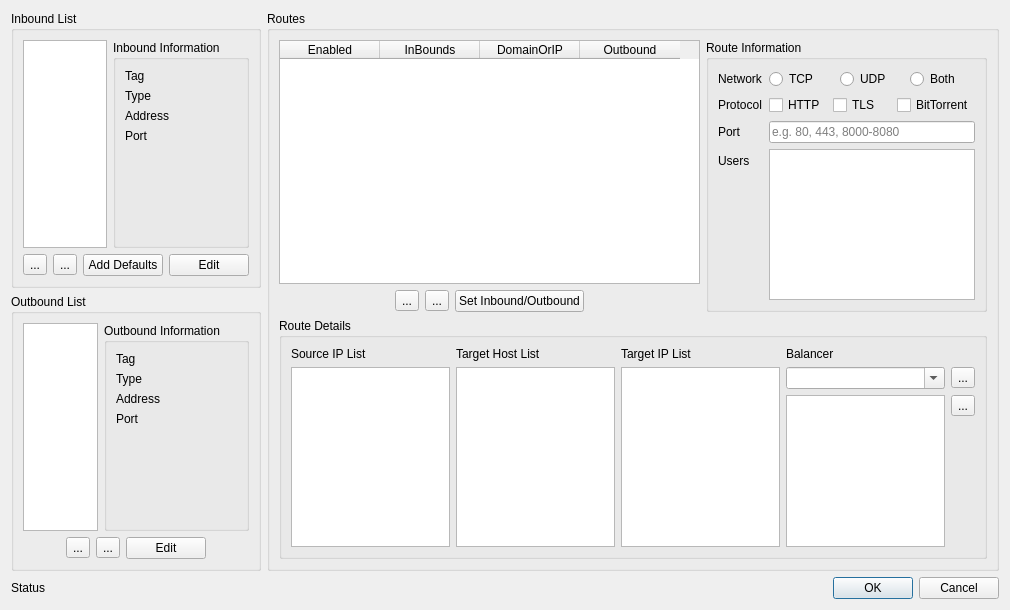
This is src/ui/w_RoutesEditor.ui in darsvador/qvssr as Qt 5 draws it before an edit. The edited form follows.
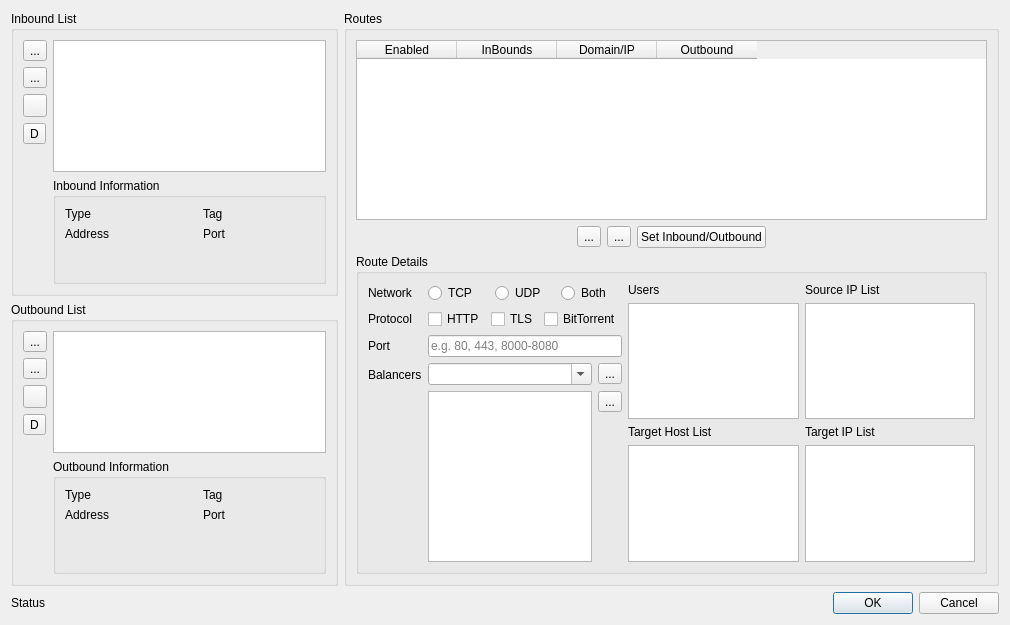
This is the edited form. Icons and pictures are not drawn.

Commit message: [add] Partly added routing edit 2

```diff
--- a/src/ui/w_RoutesEditor.ui
+++ b/src/ui/w_RoutesEditor.ui
@@ -7,7 +7,7 @@
     <x>0</x>
     <y>0</y>
     <width>1010</width>
-    <height>610</height>
+    <height>625</height>
    </rect>
   </property>
   <property name="minimumSize">
@@ -22,14 +22,181 @@
   <property name="modal">
    <bool>true</bool>
   </property>
-  <layout class="QGridLayout" name="gridLayout_5" columnstretch="3,9">
+  <layout class="QGridLayout" name="gridLayout_5" rowstretch="1,1,0" columnstretch="1,2">
+   <item row="1" column="0">
+    <widget class="QGroupBox" name="groupBox_4">
+     <property name="title">
+      <string>Outbound List</string>
+     </property>
+     <layout class="QGridLayout" name="gridLayout_4" rowstretch="1,0">
+      <item row="0" column="0" rowspan="2">
+       <layout class="QVBoxLayout" name="verticalLayout">
+        <item>
+         <widget class="QToolButton" name="addOutboundBtn">
+          <property name="text">
+           <string>...</string>
+          </property>
+          <property name="icon">
+           <iconset resource="../../resources.qrc">
+            <normaloff>:/icons/add_connection_btn.png</normaloff>:/icons/add_connection_btn.png</iconset>
+          </property>
+         </widget>
+        </item>
+        <item>
+         <widget class="QToolButton" name="delOutboundBtn">
+          <property name="text">
+           <string>...</string>
+          </property>
+          <property name="icon">
+           <iconset resource="../../resources.qrc">
+            <normaloff>:/icons/remove_connection_btn.png</normaloff>:/icons/remove_connection_btn.png</iconset>
+          </property>
+         </widget>
+        </item>
+        <item>
+         <widget class="QToolButton" name="editOutboundBtn">
+          <property name="text">
+           <string/>
+          </property>
+          <property name="icon">
+           <iconset resource="../../resources.qrc">
+            <normaloff>:/icons/edit_connection_btn.png</normaloff>:/icons/edit_connection_btn.png</iconset>
+          </property>
+         </widget>
+        </item>
+        <item>
+         <widget class="QToolButton" name="insertDirectBtn">
+          <property name="text">
+           <string>D</string>
+          </property>
+         </widget>
+        </item>
+        <item>
+         <spacer name="verticalSpacer_2">
+          <property name="orientation">
+           <enum>Qt::Vertical</enum>
+          </property>
+          <property name="sizeHint" stdset="0">
+           <size>
+            <width>20</width>
+            <height>40</height>
+           </size>
+          </property>
+         </spacer>
+        </item>
+       </layout>
+      </item>
+      <item row="0" column="1">
+       <widget class="QListWidget" name="outboundsList">
+        <property name="editTriggers">
+         <set>QAbstractItemView::NoEditTriggers</set>
+        </property>
+       </widget>
+      </item>
+      <item row="1" column="1">
+       <widget class="QGroupBox" name="outboundDetailGroup">
+        <property name="title">
+         <string>Outbound Information</string>
+        </property>
+        <layout class="QVBoxLayout" name="verticalLayout_4">
+         <item>
+          <layout class="QGridLayout" name="gridLayout_7" columnstretch="0,1,0,1">
+           <item row="0" column="3">
+            <widget class="QLabel" name="outboundTagLabel">
+             <property name="text">
+              <string/>
+             </property>
+             <property name="wordWrap">
+              <bool>true</bool>
+             </property>
+            </widget>
+           </item>
+           <item row="0" column="2">
+            <widget class="QLabel" name="label">
+             <property name="text">
+              <string>Tag</string>
+             </property>
+            </widget>
+           </item>
+           <item row="0" column="0">
+            <widget class="QLabel" name="label_7">
+             <property name="text">
+              <string>Type</string>
+             </property>
+            </widget>
+           </item>
+           <item row="0" column="1">
+            <widget class="QLabel" name="outboundTypeLabel">
+             <property name="text">
+              <string/>
+             </property>
+             <property name="wordWrap">
+              <bool>true</bool>
+             </property>
+            </widget>
+           </item>
+           <item row="1" column="0">
+            <widget class="QLabel" name="label_3">
+             <property name="text">
+              <string>Address</string>
+             </property>
+            </widget>
+           </item>
+           <item row="1" column="1">
+            <widget class="QLabel" name="outboundAddressLabel">
+             <property name="text">
+              <string/>
+             </property>
+             <property name="wordWrap">
+              <bool>true</bool>
+             </property>
+            </widget>
+           </item>
+           <item row="1" column="2">
+            <widget class="QLabel" name="label_5">
+             <property name="text">
+              <string>Port</string>
+             </property>
+            </widget>
+           </item>
+           <item row="1" column="3">
+            <widget class="QLabel" name="outboundPortLabel">
+             <property name="text">
+              <string/>
+             </property>
+             <property name="wordWrap">
+              <bool>true</bool>
+             </property>
+            </widget>
+           </item>
+          </layout>
+         </item>
+         <item>
+          <spacer name="verticalSpacer_4">
+           <property name="orientation">
+            <enum>Qt::Vertical</enum>
+           </property>
+           <property name="sizeHint" stdset="0">
+            <size>
+             <width>20</width>
+             <height>40</height>
+            </size>
+           </property>
+          </spacer>
+         </item>
+        </layout>
+       </widget>
+      </item>
+     </layout>
+    </widget>
+   </item>
    <item row="0" column="1" rowspan="2">
     <widget class="QGroupBox" name="groupBox_3">
      <property name="title">
       <string>Routes</string>
      </property>
-     <layout class="QGridLayout" name="gridLayout_6" columnstretch="6,4">
-      <item row="0" column="0">
+     <layout class="QVBoxLayout" name="verticalLayout_3" stretch="4,0,2">
+      <item>
        <widget class="QTableWidget" name="routesTable">
         <property name="editTriggers">
          <set>QAbstractItemView::NoEditTriggers</set>
@@ -52,7 +219,7 @@
         </column>
         <column>
          <property name="text">
-          <string>DomainOrIP</string>
+          <string>Domain/IP</string>
          </property>
         </column>
         <column>
@@ -62,104 +229,7 @@
         </column>
        </widget>
       </item>
-      <item row="0" column="1" rowspan="2">
-       <widget class="QGroupBox" name="groupBox_5">
-        <property name="title">
-         <string>Route Information</string>
-        </property>
-        <layout class="QFormLayout" name="formLayout_3">
-         <item row="1" column="0">
-          <widget class="QLabel" name="label_16">
-           <property name="text">
-            <string>Protocol</string>
-           </property>
-          </widget>
-         </item>
-         <item row="1" column="1">
-          <layout class="QGridLayout" name="gridLayout">
-           <item row="0" column="0">
-            <widget class="QCheckBox" name="routeProtocolHTTPCB">
-             <property name="text">
-              <string>HTTP</string>
-             </property>
-            </widget>
-           </item>
-           <item row="0" column="1">
-            <widget class="QCheckBox" name="routeProtocolTLSCB">
-             <property name="text">
-              <string>TLS</string>
-             </property>
-            </widget>
-           </item>
-           <item row="0" column="2">
-            <widget class="QCheckBox" name="routeProtocolBTCB">
-             <property name="text">
-              <string>BitTorrent</string>
-             </property>
-            </widget>
-           </item>
-          </layout>
-         </item>
-         <item row="3" column="0">
-          <widget class="QLabel" name="label_14">
-           <property name="text">
-            <string>Port</string>
-           </property>
-          </widget>
-         </item>
-         <item row="3" column="1">
-          <widget class="QLineEdit" name="routePortTxt">
-           <property name="placeholderText">
-            <string>e.g. 80, 443, 8000-8080</string>
-           </property>
-          </widget>
-         </item>
-         <item row="4" column="0">
-          <widget class="QLabel" name="label_15">
-           <property name="text">
-            <string>Users</string>
-           </property>
-          </widget>
-         </item>
-         <item row="4" column="1">
-          <widget class="QPlainTextEdit" name="routeUserTxt"/>
-         </item>
-         <item row="0" column="0">
-          <widget class="QLabel" name="label_17">
-           <property name="text">
-            <string>Network</string>
-           </property>
-          </widget>
-         </item>
-         <item row="0" column="1">
-          <layout class="QHBoxLayout" name="horizontalLayout_4">
-           <item>
-            <widget class="QRadioButton" name="netTCPRB">
-             <property name="text">
-              <string>TCP</string>
-             </property>
-            </widget>
-           </item>
-           <item>
-            <widget class="QRadioButton" name="netUDPRB">
-             <property name="text">
-              <string>UDP</string>
-             </property>
-            </widget>
-           </item>
-           <item>
-            <widget class="QRadioButton" name="netBothRB">
-             <property name="text">
-              <string>Both</string>
-             </property>
-            </widget>
-           </item>
-          </layout>
-         </item>
-        </layout>
-       </widget>
-      </item>
-      <item row="1" column="0">
+      <item>
        <layout class="QHBoxLayout" name="routesControlButtons">
         <item>
          <spacer name="horizontalSpacer_4">
@@ -218,92 +288,190 @@
         </item>
        </layout>
       </item>
-      <item row="2" column="0" colspan="2">
+      <item>
        <widget class="QGroupBox" name="groupBox_2">
+        <property name="minimumSize">
+         <size>
+          <width>0</width>
+          <height>320</height>
+         </size>
+        </property>
         <property name="title">
          <string>Route Details</string>
         </property>
-        <layout class="QGridLayout" name="gridLayout_7">
-         <item row="0" column="1">
-          <widget class="QLabel" name="label_2">
-           <property name="text">
-            <string>Target Host List</string>
-           </property>
-          </widget>
-         </item>
+        <layout class="QGridLayout" name="gridLayout_6" columnstretch="1,1,1">
          <item row="1" column="2">
+          <widget class="QPlainTextEdit" name="sourceIPList"/>
+         </item>
+         <item row="3" column="2">
           <widget class="QPlainTextEdit" name="ipList"/>
          </item>
-         <item row="0" column="2">
+         <item row="0" column="0" rowspan="4">
+          <layout class="QFormLayout" name="formLayout">
+           <item row="0" column="0">
+            <widget class="QLabel" name="label_17">
+             <property name="text">
+              <string>Network</string>
+             </property>
+            </widget>
+           </item>
+           <item row="0" column="1">
+            <layout class="QHBoxLayout" name="horizontalLayout_4">
+             <item>
+              <widget class="QRadioButton" name="netTCPRB">
+               <property name="text">
+                <string>TCP</string>
+               </property>
+              </widget>
+             </item>
+             <item>
+              <widget class="QRadioButton" name="netUDPRB">
+               <property name="text">
+                <string>UDP</string>
+               </property>
+              </widget>
+             </item>
+             <item>
+              <widget class="QRadioButton" name="netBothRB">
+               <property name="text">
+                <string>Both</string>
+               </property>
+              </widget>
+             </item>
+            </layout>
+           </item>
+           <item row="1" column="0">
+            <widget class="QLabel" name="label_16">
+             <property name="text">
+              <string>Protocol</string>
+             </property>
+            </widget>
+           </item>
+           <item row="1" column="1">
+            <layout class="QGridLayout" name="gridLayout">
+             <item row="0" column="0">
+              <widget class="QCheckBox" name="routeProtocolHTTPCB">
+               <property name="text">
+                <string>HTTP</string>
+               </property>
+              </widget>
+             </item>
+             <item row="0" column="1">
+              <widget class="QCheckBox" name="routeProtocolTLSCB">
+               <property name="text">
+                <string>TLS</string>
+               </property>
+              </widget>
+             </item>
+             <item row="0" column="2">
+              <widget class="QCheckBox" name="routeProtocolBTCB">
+               <property name="text">
+                <string>BitTorrent</string>
+               </property>
+              </widget>
+             </item>
+            </layout>
+           </item>
+           <item row="2" column="0">
+            <widget class="QLabel" name="label_14">
+             <property name="text">
+              <string>Port</string>
+             </property>
+            </widget>
+           </item>
+           <item row="2" column="1">
+            <widget class="QLineEdit" name="routePortTxt">
+             <property name="placeholderText">
+              <string>e.g. 80, 443, 8000-8080</string>
+             </property>
+            </widget>
+           </item>
+           <item row="3" column="0">
+            <widget class="QLabel" name="label_6">
+             <property name="text">
+              <string>Balancers</string>
+             </property>
+            </widget>
+           </item>
+           <item row="3" column="1">
+            <layout class="QGridLayout" name="gridLayout_2">
+             <item row="0" column="0">
+              <widget class="QComboBox" name="balancerSelectionCombo">
+               <property name="editable">
+                <bool>true</bool>
+               </property>
+              </widget>
+             </item>
+             <item row="1" column="1">
+              <widget class="QToolButton" name="balancerDelBtn">
+               <property name="text">
+                <string>...</string>
+               </property>
+               <property name="icon">
+                <iconset resource="../../resources.qrc">
+                 <normaloff>:/icons/remove_connection_btn.png</normaloff>:/icons/remove_connection_btn.png</iconset>
+               </property>
+              </widget>
+             </item>
+             <item row="2" column="1">
+              <spacer name="verticalSpacer">
+               <property name="orientation">
+                <enum>Qt::Vertical</enum>
+               </property>
+               <property name="sizeHint" stdset="0">
+                <size>
+                 <width>20</width>
+                 <height>40</height>
+                </size>
+               </property>
+              </spacer>
+             </item>
+             <item row="0" column="1">
+              <widget class="QToolButton" name="balabcerAddBtn">
+               <property name="text">
+                <string>...</string>
+               </property>
+               <property name="icon">
+                <iconset resource="../../resources.qrc">
+                 <normaloff>:/icons/add_connection_btn.png</normaloff>:/icons/add_connection_btn.png</iconset>
+               </property>
+              </widget>
+             </item>
+             <item row="1" column="0" rowspan="2">
+              <widget class="QListWidget" name="balancerList"/>
+             </item>
+            </layout>
+           </item>
+          </layout>
+         </item>
+         <item row="1" column="1">
+          <widget class="QPlainTextEdit" name="routeUserTxt"/>
+         </item>
+         <item row="2" column="2">
           <widget class="QLabel" name="label_4">
            <property name="text">
             <string>Target IP List</string>
            </property>
           </widget>
          </item>
-         <item row="1" column="1">
+         <item row="0" column="1">
+          <widget class="QLabel" name="label_15">
+           <property name="text">
+            <string>Users</string>
+           </property>
+          </widget>
+         </item>
+         <item row="3" column="1">
           <widget class="QPlainTextEdit" name="hostList"/>
          </item>
-         <item row="0" column="3">
-          <widget class="QLabel" name="label_6">
+         <item row="2" column="1">
+          <widget class="QLabel" name="label_2">
            <property name="text">
-            <string>Balancer</string>
+            <string>Target Host List</string>
            </property>
           </widget>
          </item>
-         <item row="1" column="3">
-          <layout class="QGridLayout" name="gridLayout_2">
-           <item row="0" column="0">
-            <widget class="QComboBox" name="balancerSelectionCombo">
-             <property name="editable">
-              <bool>true</bool>
-             </property>
-            </widget>
-           </item>
-           <item row="1" column="1">
-            <widget class="QToolButton" name="balancerDelBtn">
-             <property name="text">
-              <string>...</string>
-             </property>
-             <property name="icon">
-              <iconset resource="../../resources.qrc">
-               <normaloff>:/icons/remove_connection_btn.png</normaloff>:/icons/remove_connection_btn.png</iconset>
-             </property>
-            </widget>
-           </item>
-           <item row="2" column="1">
-            <spacer name="verticalSpacer">
-             <property name="orientation">
-              <enum>Qt::Vertical</enum>
-             </property>
-             <property name="sizeHint" stdset="0">
-              <size>
-               <width>20</width>
-               <height>40</height>
-              </size>
-             </property>
-            </spacer>
-           </item>
-           <item row="0" column="1">
-            <widget class="QToolButton" name="balabcerAddBtn">
-             <property name="text">
-              <string>...</string>
-             </property>
-             <property name="icon">
-              <iconset resource="../../resources.qrc">
-               <normaloff>:/icons/add_connection_btn.png</normaloff>:/icons/add_connection_btn.png</iconset>
-             </property>
-            </widget>
-           </item>
-           <item row="1" column="0" rowspan="2">
-            <widget class="QListWidget" name="balancerList"/>
-           </item>
-          </layout>
-         </item>
-         <item row="1" column="0">
-          <widget class="QPlainTextEdit" name="sourceIPList"/>
-         </item>
-         <item row="0" column="0">
+         <item row="0" column="2">
           <widget class="QLabel" name="label_10">
            <property name="text">
             <string>Source IP List</string>
@@ -321,22 +489,9 @@
      <property name="title">
       <string>Inbound List</string>
      </property>
-     <layout class="QGridLayout" name="gridLayout_3" columnstretch="1,1">
-      <item row="1" column="0" colspan="2">
-       <layout class="QHBoxLayout" name="horizontalLayout_2">
-        <item>
-         <spacer name="horizontalSpacer_2">
-          <property name="orientation">
-           <enum>Qt::Horizontal</enum>
-          </property>
-          <property name="sizeHint" stdset="0">
-           <size>
-            <width>40</width>
-            <height>20</height>
-           </size>
-          </property>
-         </spacer>
-        </item>
+     <layout class="QGridLayout" name="gridLayout_3" rowstretch="1,0">
+      <item row="0" column="0" rowspan="2">
+       <layout class="QVBoxLayout" name="verticalLayout_2">
         <item>
          <widget class="QToolButton" name="addInboundBtn">
           <property name="text">
@@ -360,28 +515,28 @@
          </widget>
         </item>
         <item>
-         <widget class="QPushButton" name="addDefaultBtn">
+         <widget class="QToolButton" name="editInboundBtn">
           <property name="text">
-           <string>Add Defaults</string>
+           <string/>
           </property>
          </widget>
         </item>
         <item>
-         <widget class="QPushButton" name="editInboundBtn">
+         <widget class="QToolButton" name="addDefaultBtn">
           <property name="text">
-           <string>Edit</string>
+           <string>D</string>
           </property>
          </widget>
         </item>
         <item>
-         <spacer name="horizontalSpacer">
+         <spacer name="verticalSpacer_3">
           <property name="orientation">
-           <enum>Qt::Horizontal</enum>
+           <enum>Qt::Vertical</enum>
           </property>
           <property name="sizeHint" stdset="0">
            <size>
-            <width>40</width>
-            <height>20</height>
+            <width>20</width>
+            <height>40</height>
            </size>
           </property>
          </spacer>
@@ -389,212 +544,89 @@
        </layout>
       </item>
       <item row="0" column="1">
+       <widget class="QListWidget" name="inboundsList"/>
+      </item>
+      <item row="1" column="1">
        <widget class="QGroupBox" name="outboundDetailGroup_2">
         <property name="title">
          <string>Inbound Information</string>
         </property>
-        <layout class="QFormLayout" name="formLayout_2">
-         <item row="0" column="0">
-          <widget class="QLabel" name="label_8">
-           <property name="text">
-            <string>Tag</string>
-           </property>
-          </widget>
+        <layout class="QVBoxLayout" name="verticalLayout_5">
+         <item>
+          <layout class="QGridLayout" name="gridLayout_8" columnstretch="0,1,0,1">
+           <item row="0" column="0">
+            <widget class="QLabel" name="label_9">
+             <property name="text">
+              <string>Type</string>
+             </property>
+            </widget>
+           </item>
+           <item row="1" column="2">
+            <widget class="QLabel" name="label_13">
+             <property name="text">
+              <string>Port</string>
+             </property>
+            </widget>
+           </item>
+           <item row="0" column="1">
+            <widget class="QLabel" name="inboundTypeLabel">
+             <property name="text">
+              <string/>
+             </property>
+            </widget>
+           </item>
+           <item row="1" column="0">
+            <widget class="QLabel" name="label_12">
+             <property name="text">
+              <string>Address</string>
+             </property>
+            </widget>
+           </item>
+           <item row="0" column="2">
+            <widget class="QLabel" name="label_8">
+             <property name="text">
+              <string>Tag</string>
+             </property>
+            </widget>
+           </item>
+           <item row="0" column="3">
+            <widget class="QLabel" name="inboundTagLabel">
+             <property name="text">
+              <string/>
+             </property>
+            </widget>
+           </item>
+           <item row="1" column="1">
+            <widget class="QLabel" name="inboundAddressLabel">
+             <property name="text">
+              <string/>
+             </property>
+            </widget>
+           </item>
+           <item row="1" column="3">
+            <widget class="QLabel" name="inboundPortLabel">
+             <property name="text">
+              <string/>
+             </property>
+            </widget>
+           </item>
+          </layout>
          </item>
-         <item row="0" column="1">
-          <widget class="QLabel" name="inboundTagLabel">
-           <property name="text">
-            <string/>
+         <item>
+          <spacer name="verticalSpacer_5">
+           <property name="orientation">
+            <enum>Qt::Vertical</enum>
            </property>
-          </widget>
-         </item>
-         <item row="1" column="0">
-          <widget class="QLabel" name="label_9">
-           <property name="text">
-            <string>Type</string>
+           <property name="sizeHint" stdset="0">
+            <size>
+             <width>20</width>
+             <height>31</height>
+            </size>
            </property>
-          </widget>
+          </spacer>
          </item>
-         <item row="1" column="1">
-          <widget class="QLabel" name="inboundTypeLabel">
-           <property name="text">
-            <string/>
-           </property>
-          </widget>
-         </item>
-         <item row="2" column="0">
-          <widget class="QLabel" name="label_12">
-           <property name="text">
-            <string>Address</string>
-           </property>
-          </widget>
-         </item>
-         <item row="2" column="1">
-          <widget class="QLabel" name="inboundAddressLabel">
-           <property name="text">
-            <string/>
-           </property>
-          </widget>
-         </item>
-         <item row="3" column="0">
-          <widget class="QLabel" name="label_13">
-           <property name="text">
-            <string>Port</string>
-           </property>
-          </widget>
-         </item>
-         <item row="3" column="1">
-          <widget class="QLabel" name="inboundPortLabel">
-           <property name="text">
-            <string/>
-           </property>
-          </widget>
-         </item>
         </layout>
        </widget>
-      </item>
-      <item row="0" column="0">
-       <widget class="QListWidget" name="inboundsList"/>
-      </item>
-     </layout>
-    </widget>
-   </item>
-   <item row="1" column="0">
-    <widget class="QGroupBox" name="groupBox_4">
-     <property name="title">
-      <string>Outbound List</string>
-     </property>
-     <layout class="QGridLayout" name="gridLayout_4" columnstretch="1,1">
-      <item row="0" column="0">
-       <widget class="QListWidget" name="outboundsList">
-        <property name="editTriggers">
-         <set>QAbstractItemView::NoEditTriggers</set>
-        </property>
-       </widget>
-      </item>
-      <item row="0" column="1">
-       <widget class="QGroupBox" name="outboundDetailGroup">
-        <property name="title">
-         <string>Outbound Information</string>
-        </property>
-        <layout class="QFormLayout" name="formLayout">
-         <item row="0" column="0">
-          <widget class="QLabel" name="label">
-           <property name="text">
-            <string>Tag</string>
-           </property>
-          </widget>
-         </item>
-         <item row="0" column="1">
-          <widget class="QLabel" name="outboundTagLabel">
-           <property name="text">
-            <string/>
-           </property>
-          </widget>
-         </item>
-         <item row="1" column="0">
-          <widget class="QLabel" name="label_7">
-           <property name="text">
-            <string>Type</string>
-           </property>
-          </widget>
-         </item>
-         <item row="1" column="1">
-          <widget class="QLabel" name="outboundTypeLabel">
-           <property name="text">
-            <string/>
-           </property>
-          </widget>
-         </item>
-         <item row="2" column="0">
-          <widget class="QLabel" name="label_3">
-           <property name="text">
-            <string>Address</string>
-           </property>
-          </widget>
-         </item>
-         <item row="2" column="1">
-          <widget class="QLabel" name="outboundAddressLabel">
-           <property name="text">
-            <string/>
-           </property>
-          </widget>
-         </item>
-         <item row="3" column="0">
-          <widget class="QLabel" name="label_5">
-           <property name="text">
-            <string>Port</string>
-           </property>
-          </widget>
-         </item>
-         <item row="3" column="1">
-          <widget class="QLabel" name="outboundPortLabel">
-           <property name="text">
-            <string/>
-           </property>
-          </widget>
-         </item>
-        </layout>
-       </widget>
-      </item>
-      <item row="1" column="0" colspan="2">
-       <layout class="QHBoxLayout" name="horizontalLayout_3">
-        <item>
-         <spacer name="horizontalSpacer_8">
-          <property name="orientation">
-           <enum>Qt::Horizontal</enum>
-          </property>
-          <property name="sizeHint" stdset="0">
-           <size>
-            <width>40</width>
-            <height>20</height>
-           </size>
-          </property>
-         </spacer>
-        </item>
-        <item>
-         <widget class="QToolButton" name="addOutboundBtn">
-          <property name="text">
-           <string>...</string>
-          </property>
-          <property name="icon">
-           <iconset resource="../../resources.qrc">
-            <normaloff>:/icons/add_connection_btn.png</normaloff>:/icons/add_connection_btn.png</iconset>
-          </property>
-         </widget>
-        </item>
-        <item>
-         <widget class="QToolButton" name="delOutboundBtn">
-          <property name="text">
-           <string>...</string>
-          </property>
-          <property name="icon">
-           <iconset resource="../../resources.qrc">
-            <normaloff>:/icons/remove_connection_btn.png</normaloff>:/icons/remove_connection_btn.png</iconset>
-          </property>
-         </widget>
-        </item>
-        <item>
-         <widget class="QPushButton" name="editOutboundBtn">
-          <property name="text">
-           <string>Edit</string>
-          </property>
-         </widget>
-        </item>
-        <item>
-         <spacer name="horizontalSpacer_7">
-          <property name="orientation">
-           <enum>Qt::Horizontal</enum>
-          </property>
-          <property name="sizeHint" stdset="0">
-           <size>
-            <width>40</width>
-            <height>20</height>
-           </size>
-          </property>
-         </spacer>
-        </item>
-       </layout>
       </item>
      </layout>
     </widget>
```
Left out of the diff: 4 changed lines with no effect on the pictures. The commit also changes 10 other files.
